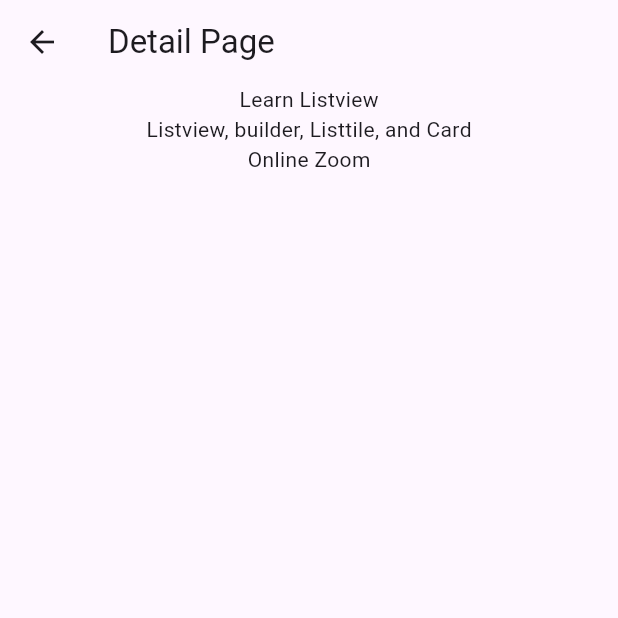
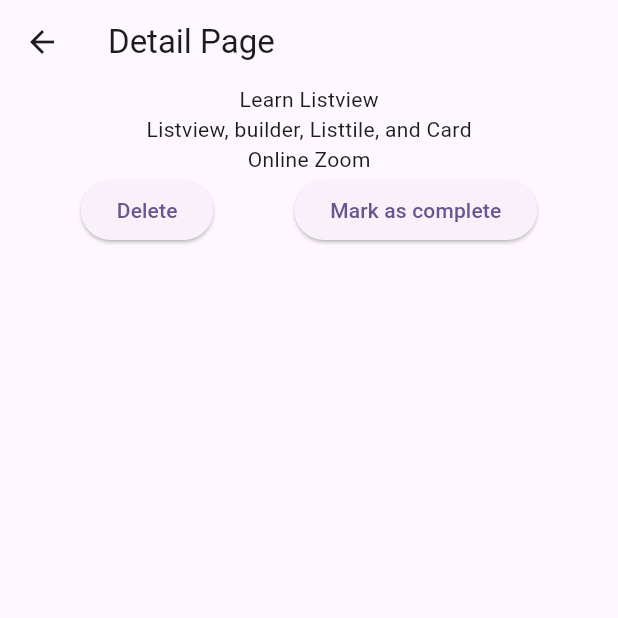
Before and after one commit to wanmuz86/todos_feb24, a Flutter app: the screen it shows after launch, after a tap on "Learn Listview", on a phone screen of 412 x 824 dp, the top half of it. Run offline on Flutter 3.47's test engine with Material 3 defaults, Android fonts, the phone set to English and light mode, and no system bars.

```diff
--- a/lib/widgets/detail.dart
+++ b/lib/widgets/detail.dart
@@ -16,6 +16,17 @@ class DetailPage extends StatelessWidget {
             Text(item["name"]!),
             Text(item["description"]!),
             Text(item["place"]!),
+            Row(
+              mainAxisAlignment: MainAxisAlignment.spaceEvenly,
+              children: [
+                ElevatedButton(onPressed: (){
+
+                }, child: Text("Delete")),
+                ElevatedButton(onPressed: (){
+
+                }, child: Text("Mark as complete"))
+              ],
+            )
           ],
         ),
       ),
```
